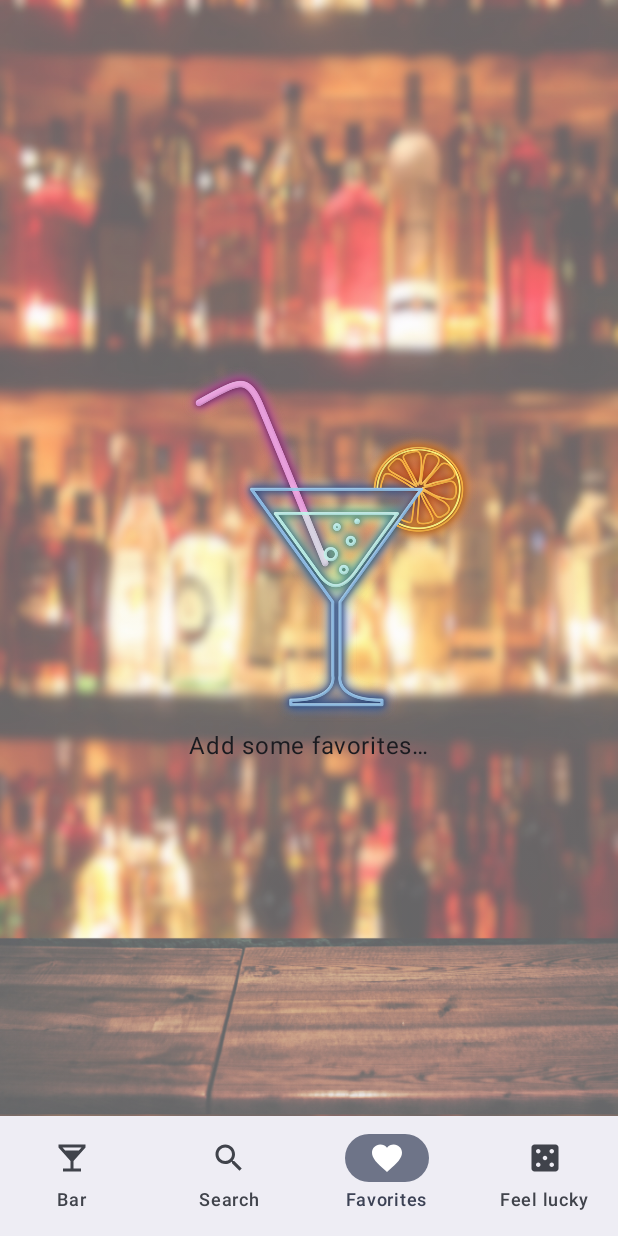
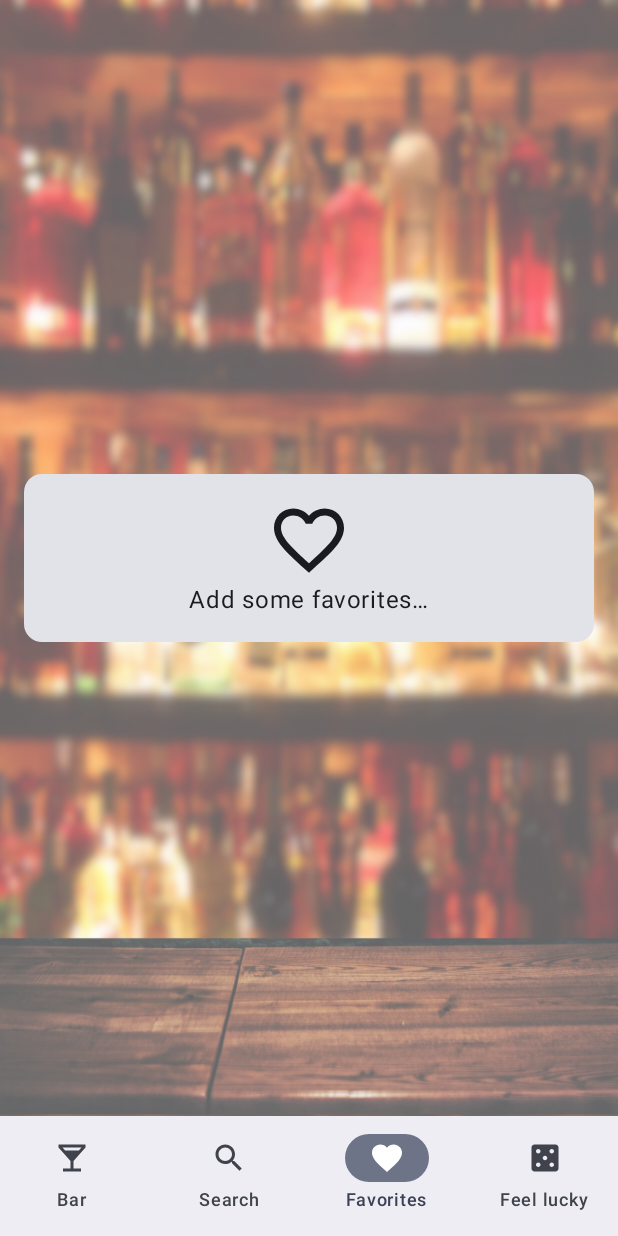
Before and after one commit to TheFedex87/CoolDrinks, an Android app built with Jetpack Compose: the screen it shows after launch (MainActivity), item 3 of the bottom bar chosen, on a phone screen of 412 x 824 dp. Run offline under Robolectric (Android 15) with nearby library versions, the light colour scheme and no system bars; our stand-ins replace Dagger/Hilt's generated code, Room's generated code, accompanist; pictures from the network do not load.

Commit message:
Changed layout of empty screens

```diff
--- a/app/src/main/java/it/thefedex87/cooldrinks/presentation/bar/BarScreen.kt
+++ b/app/src/main/java/it/thefedex87/cooldrinks/presentation/bar/BarScreen.kt
@@ -117,7 +117,7 @@
             ) {
                 val constraints = this
                 Column(modifier = Modifier.fillMaxHeight()) {
-                    ElevatedCard(
+                    Card(
                         modifier = Modifier
                             .weight(1.5f)
                             .fillMaxWidth()
--- a/app/src/main/java/it/thefedex87/cooldrinks/presentation/favorite_drink/FavoriteDrinkScreen.kt
+++ b/app/src/main/java/it/thefedex87/cooldrinks/presentation/favorite_drink/FavoriteDrinkScreen.kt
@@ -34,6 +34,7 @@
 import it.thefedex87.cooldrinks.presentation.util.UiEvent
 import it.thefedex87.cooldrinks.util.Consts.TAG
 
+@OptIn(ExperimentalMaterial3Api::class)
 @Composable
 fun FavoriteDrinkScreen(
     snackbarHostState: SnackbarHostState,
@@ -140,7 +141,7 @@
                 .fillMaxSize()
                 .padding(spacing.spaceMedium)
         ) {
-            if(viewModel.state.showFilterChips) {
+            if (viewModel.state.showFilterChips) {
 
 
                 item {
@@ -298,8 +299,8 @@
             }
         }
 
-        if(!viewModel.state.showFilterChips) {
-            Column(
+        if (!viewModel.state.showFilterChips) {
+            /*Column(
                 modifier = Modifier
                     .fillMaxSize(),
                 verticalArrangement = Arrangement.Center,
@@ -312,6 +313,26 @@
                         .width(250.dp)
                 )
                 Text(text = stringResource(id = R.string.add_some_favorites))
+            }*/
+            Card(
+                modifier = Modifier
+                    .fillMaxWidth()
+                    .align(alignment = Alignment.Center)
+                    .padding(spacing.spaceMedium)
+            ) {
+                Column(
+                    modifier = Modifier
+                        .fillMaxWidth()
+                        .padding(spacing.spaceMedium),
+                    horizontalAlignment = Alignment.CenterHorizontally
+                ) {
+                    Icon(
+                        imageVector = Icons.Default.FavoriteBorder,
+                        contentDescription = null,
+                        modifier = Modifier.size(56.dp)
+                    )
+                    Text(text = stringResource(id = R.string.add_some_favorites))
+                }
             }
         }
     }
--- a/app/src/main/java/it/thefedex87/cooldrinks/presentation/search_drink/SearchDrinkScreen.kt
+++ b/app/src/main/java/it/thefedex87/cooldrinks/presentation/search_drink/SearchDrinkScreen.kt
@@ -10,6 +10,7 @@
 import androidx.compose.material.icons.filled.*
 import androidx.compose.material3.*
 import androidx.compose.runtime.*
+import androidx.compose.ui.Alignment
 import androidx.compose.ui.ExperimentalComposeUiApi
 import androidx.compose.ui.Modifier
 import androidx.compose.ui.draw.blur
@@ -17,6 +18,7 @@
 import androidx.compose.ui.layout.ContentScale
 import androidx.compose.ui.platform.LocalContext
 import androidx.compose.ui.platform.LocalSoftwareKeyboardController
+import androidx.compose.ui.res.stringResource
 import androidx.compose.ui.unit.dp
 import androidx.hilt.navigation.compose.hiltViewModel
 import coil.compose.AsyncImage
@@ -273,6 +275,28 @@
                     )
                 }
 
+            } else {
+                Box(modifier = Modifier.weight(1f), contentAlignment = Alignment.Center) {
+                    Card(
+                        modifier = Modifier
+                            .fillMaxWidth()
+                            .padding(spacing.spaceMedium)
+                    ) {
+                        Column(
+                            modifier = Modifier
+                                .fillMaxWidth()
+                                .padding(spacing.spaceMedium),
+                            horizontalAlignment = Alignment.CenterHorizontally
+                        ) {
+                            Icon(
+                                imageVector = Icons.Default.Search,
+                                contentDescription = null,
+                                modifier = Modifier.size(56.dp)
+                            )
+                            Text(text = stringResource(id = R.string.search_for_drink))
+                        }
+                    }
+                }
             }
         }
     }
--- a/app/src/main/res/values/strings.xml
+++ b/app/src/main/res/values/strings.xml
@@ -40,4 +40,5 @@
     <string name="available">Available</string>
     <string name="not_available">Not available</string>
     <string name="search_drink">Search for drink</string>
+    <string name="search_for_drink">Search for some drinks…</string>
 </resources>
```
